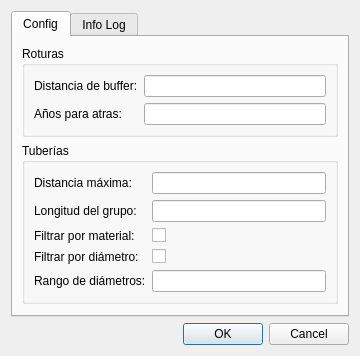
Old version of the form core/ui/toolbars/assetmanage/assignation.ui in the repository bgeo-gis/gw_assetmanage_plugin.
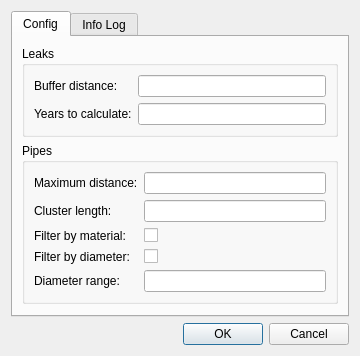
New version of the form.

Commit message: Translate all dialogs to English

Patch:
```diff
--- a/core/ui/toolbars/assetmanage/assignation.ui
+++ b/core/ui/toolbars/assetmanage/assignation.ui
@@ -60,7 +60,7 @@
        <item row="3" column="0">
         <widget class="QGroupBox" name="groupBox_2">
          <property name="title">
-          <string>Tuberías</string>
+          <string>Pipes</string>
          </property>
          <layout class="QGridLayout" name="gridLayout_5">
           <item row="3" column="1">
@@ -76,7 +76,7 @@
           <item row="3" column="0">
            <widget class="QLabel" name="lbl_diameter">
             <property name="text">
-             <string>Filtrar por diámetro:</string>
+             <string>Filter by diameter:</string>
             </property>
             <property name="buddy">
              <cstring>chk_diameter</cstring>
@@ -92,7 +92,7 @@
              <bool>true</bool>
             </property>
             <property name="text">
-             <string>Filtrar por material:</string>
+             <string>Filter by material:</string>
             </property>
             <property name="buddy">
              <cstring>chk_material</cstring>
@@ -102,7 +102,7 @@
           <item row="4" column="0">
            <widget class="QLabel" name="lbl_diameter_range">
             <property name="text">
-             <string>Rango de diámetros:</string>
+             <string>Diameter range:</string>
             </property>
             <property name="buddy">
              <cstring>txt_diameter_range</cstring>
@@ -122,7 +122,7 @@
           <item row="0" column="0">
            <widget class="QLabel" name="lbl_max_distance">
             <property name="text">
-             <string>Distancia máxima:</string>
+             <string>Maximum distance:</string>
             </property>
             <property name="buddy">
              <cstring>txt_max_distance</cstring>
@@ -132,7 +132,7 @@
           <item row="1" column="0">
            <widget class="QLabel" name="lbl_cluster_length">
             <property name="text">
-             <string>Longitud del grupo:</string>
+             <string>Cluster length:</string>
             </property>
             <property name="buddy">
              <cstring>txt_cluster_length</cstring>
@@ -145,13 +145,13 @@
        <item row="0" column="0">
         <widget class="QGroupBox" name="groupBox">
          <property name="title">
-          <string>Roturas</string>
+          <string>Leaks</string>
          </property>
          <layout class="QGridLayout" name="gridLayout_4">
           <item row="0" column="0">
            <widget class="QLabel" name="lbl_buffer">
             <property name="text">
-             <string>Distancia de buffer:</string>
+             <string>Buffer distance:</string>
             </property>
             <property name="buddy">
              <cstring>txt_buffer</cstring>
@@ -164,7 +164,7 @@
           <item row="1" column="0">
            <widget class="QLabel" name="lbl_years">
             <property name="text">
-             <string>Años para atras:</string>
+             <string>Years to calculate:</string>
             </property>
             <property name="buddy">
              <cstring>txt_years</cstring>
```
Left out of the diff: 8 changed lines with no effect on the pictures. The commit also changes 4 other files.
